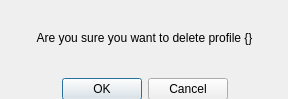
This is themes/pesterchum2.5/ui/ConfirmDeleteDialog.ui in henry232323/Pesterchum as Qt 5 draws it before an edit. The edited form follows.
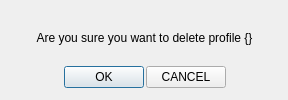
This is the edited form.

Commit message: Dialogs, formatting. Sorry Pesterchum is down today

Patch:
```diff
--- a/themes/pesterchum2.5/ui/ConfirmDeleteDialog.ui
+++ b/themes/pesterchum2.5/ui/ConfirmDeleteDialog.ui
@@ -7,7 +7,7 @@
     <x>0</x>
     <y>0</y>
     <width>288</width>
-    <height>99</height>
+    <height>100</height>
    </rect>
   </property>
   <property name="windowTitle">
@@ -26,6 +26,9 @@
     <property name="spacing">
      <number>2</number>
     </property>
+    <property name="margin">
+     <number>12</number>
+    </property>
     <item>
      <widget class="QLabel" name="confirmLabel">
       <property name="text">
@@ -37,14 +40,54 @@
      </widget>
     </item>
     <item>
-     <widget class="QDialogButtonBox" name="confirmButtonBox">
-      <property name="standardButtons">
-       <set>QDialogButtonBox::Cancel|QDialogButtonBox::Ok</set>
-      </property>
-      <property name="centerButtons">
-       <bool>true</bool>
-      </property>
-     </widget>
+     <layout class="QHBoxLayout" name="horizontalLayout">
+      <item>
+       <spacer name="horizontalSpacer">
+        <property name="orientation">
+         <enum>Qt::Horizontal</enum>
+        </property>
+        <property name="sizeHint" stdset="0">
+         <size>
+          <width>40</width>
+          <height>20</height>
+         </size>
+        </property>
+       </spacer>
+      </item>
+      <item>
+       <widget class="QPushButton" name="acceptButton">
+        <property name="sizePolicy">
+         <sizepolicy hsizetype="Minimum" vsizetype="Fixed">
+          <horstretch>0</horstretch>
+          <verstretch>0</verstretch>
+         </sizepolicy>
+        </property>
+        <property name="text">
+         <string>OK</string>
+        </property>
+       </widget>
+      </item>
+      <item>
+       <widget class="QPushButton" name="rejectButton">
+        <property name="text">
+         <string>CANCEL</string>
+        </property>
+       </widget>
+      </item>
+      <item>
+       <spacer name="horizontalSpacer_2">
+        <property name="orientation">
+         <enum>Qt::Horizontal</enum>
+        </property>
+        <property name="sizeHint" stdset="0">
+         <size>
+          <width>40</width>
+          <height>20</height>
+         </size>
+        </property>
+       </spacer>
+      </item>
+     </layout>
     </item>
    </layout>
   </widget>
```
The commit also changes 7 other files.
